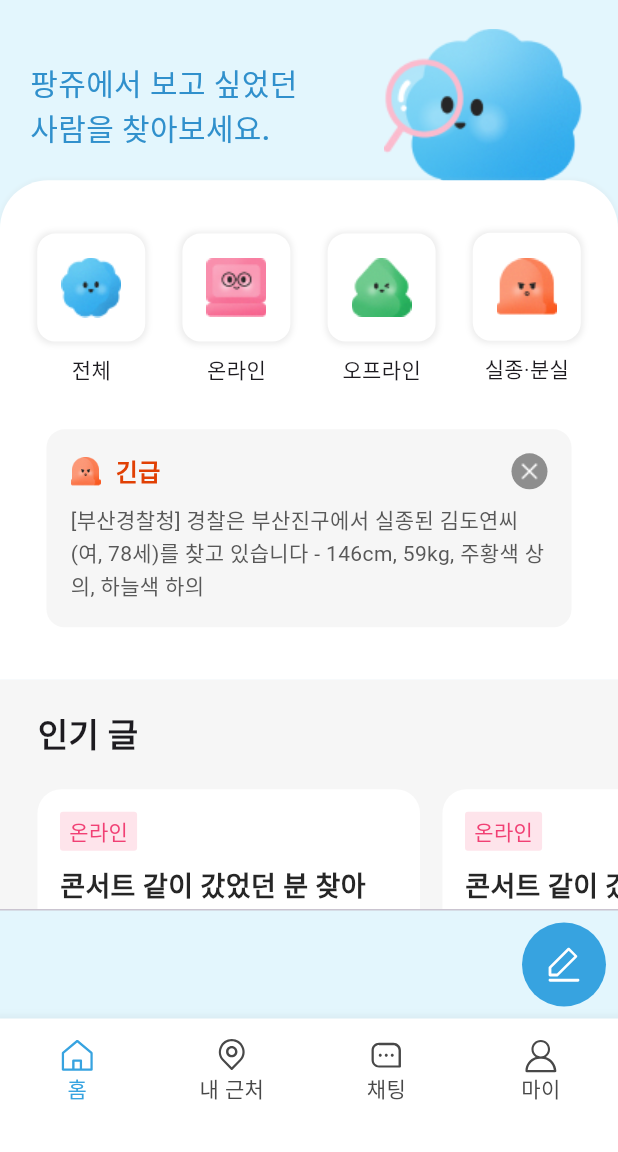
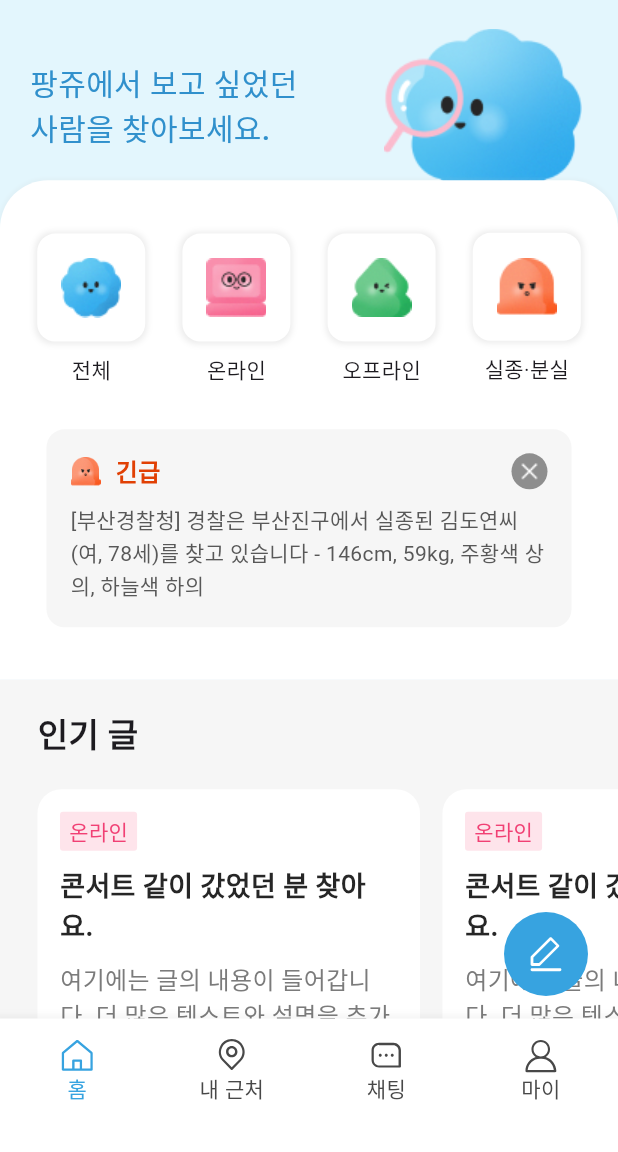
Before and after one commit to h2jinee/pangju, a Flutter app: the screen it shows after launch, on a phone screen of 412 x 824 dp, the part 84-1236 px from its top. Run offline on Flutter 3.47's test engine with Material 3 defaults, Android fonts, the phone set to English and light mode, and no system bars; our stand-ins replace flutter_svg, shared_preferences; network calls fail; Roboto replaces fonts that are missing (Pretendard).

Commit message:
hotfix/글쓰기 버튼 오류 수정

```diff
--- a/lib/screens/home/home_screen.dart
+++ b/lib/screens/home/home_screen.dart
@@ -1,5 +1,4 @@
 import 'dart:convert';
-
 import 'package:flutter/material.dart';
 import 'package:flutter_svg/flutter_svg.dart';
 import 'package:http/http.dart' as http;
@@ -49,7 +48,7 @@ class _HomePageState extends State<HomePage> {
       // 사용자 이름과 비밀번호를 Base64로 인코딩
       String username = 'user'; // 기본 사용자 이름
       String password =
-          'dac60633-4109-4b96-93c8-d4ae8b03ec92'; // Postman에서 사용한 비밀번호
+          '1f967faa-052a-445d-accb-faa26c424b3e'; // Postman에서 사용한 비밀번호
       String basicAuth =
           'Basic ${base64Encode(utf8.encode('$username:$password'))}';
 
@@ -163,7 +162,9 @@ class _HomePageState extends State<HomePage> {
     return Scaffold(
       backgroundColor: const Color(0xFFE3F6FD), // 배경 색상 설정
       body: SafeArea(
-        child: SingleChildScrollView(
+        child: Stack(
+          children: [
+            SingleChildScrollView(
               controller: _scrollController,
               child: Column(
                 children: [
@@ -177,7 +178,8 @@ class _HomePageState extends State<HomePage> {
                             Expanded(
                               flex: 1,
                               child: Padding(
-                            padding: const EdgeInsets.only(top: 0, left: 20),
+                                padding:
+                                    const EdgeInsets.only(top: 0, left: 20),
                                 child: Column(
                                   crossAxisAlignment: CrossAxisAlignment.start,
                                   children: [
@@ -287,7 +289,8 @@ class _HomePageState extends State<HomePage> {
                             Container(
                               width: 350,
                               padding: const EdgeInsets.all(16),
-                          margin: const EdgeInsets.only(top: 30, bottom: 10),
+                              margin:
+                                  const EdgeInsets.only(top: 30, bottom: 10),
                               decoration: BoxDecoration(
                                 color: const Color(0xFFF6F6F6),
                                 borderRadius: BorderRadius.circular(12),
@@ -323,8 +326,8 @@ class _HomePageState extends State<HomePage> {
                                           width: 24,
                                           height: 24,
                                           decoration: const BoxDecoration(
-                                        color:
-                                            Color(0x80262626), // 투명도 50% 추가된 색상
+                                            color: Color(
+                                                0x80262626), // 투명도 50% 추가된 색상
                                             shape: BoxShape.circle, // 동그라미 모양
                                           ),
                                           child: Center(
@@ -385,8 +388,11 @@ class _HomePageState extends State<HomePage> {
                               return Container(
                                 width: 255,
                                 margin: EdgeInsets.only(
-                              left: index == 0 ? 25 : 15, // 첫 번째 아이템에는 왼쪽 패딩 유지
-                              right: index == 9 ? 25 : 0, // 마지막 아이템에 오른쪽 패딩 추가
+                                  left: index == 0
+                                      ? 25
+                                      : 15, // 첫 번째 아이템에는 왼쪽 패딩 유지
+                                  right:
+                                      index == 9 ? 25 : 0, // 마지막 아이템에 오른쪽 패딩 추가
                                   top: 20,
                                 ),
                                 decoration: BoxDecoration(
@@ -404,7 +410,8 @@ class _HomePageState extends State<HomePage> {
                                 child: Padding(
                                   padding: const EdgeInsets.all(15),
                                   child: Column(
-                                crossAxisAlignment: CrossAxisAlignment.start,
+                                    crossAxisAlignment:
+                                        CrossAxisAlignment.start,
                                     children: [
                                       Container(
                                         padding: const EdgeInsets.symmetric(
@@ -412,8 +419,10 @@ class _HomePageState extends State<HomePage> {
                                           vertical: 3,
                                         ),
                                         decoration: BoxDecoration(
-                                      color: const Color(0xFFFEE4EB), // 박스 색상
-                                      borderRadius: BorderRadius.circular(2),
+                                          color:
+                                              const Color(0xFFFEE4EB), // 박스 색상
+                                          borderRadius:
+                                              BorderRadius.circular(2),
                                         ),
                                         child: const Text(
                                           '온라인',
@@ -424,7 +433,8 @@ class _HomePageState extends State<HomePage> {
                                         ),
                                       ),
                                       const Padding(
-                                    padding: EdgeInsets.symmetric(vertical: 10),
+                                        padding:
+                                            EdgeInsets.symmetric(vertical: 10),
                                         child: Text(
                                           '콘서트 같이 갔었던 분 찾아요.',
                                           style: TextStyle(
@@ -547,7 +557,8 @@ class _HomePageState extends State<HomePage> {
                             return GestureDetector(
                               onTap: () => _onCategoryTap(index),
                               child: CategoryBox(
-                            iconPath: categoryData[index]['iconPath'] as String,
+                                iconPath:
+                                    categoryData[index]['iconPath'] as String,
                                 text: categoryData[index]['text'] as String,
                                 backgroundColor: isSelected
                                     ? const Color(0xFF37A3E0)
@@ -585,12 +596,14 @@ class _HomePageState extends State<HomePage> {
                                 children: [
                                   Expanded(
                                     child: Column(
-                                  crossAxisAlignment: CrossAxisAlignment.start,
+                                      crossAxisAlignment:
+                                          CrossAxisAlignment.start,
                                       children: [
                                         Row(
                                           children: [
                                             Container(
-                                          padding: const EdgeInsets.symmetric(
+                                              padding:
+                                                  const EdgeInsets.symmetric(
                                                 horizontal: 6,
                                                 vertical: 3,
                                               ),
@@ -604,7 +617,8 @@ class _HomePageState extends State<HomePage> {
                                               child: Text(
                                                 item['mainCategory'],
                                                 style: TextStyle(
-                                              color: _getMainCategoryTextColor(
+                                                  color:
+                                                      _getMainCategoryTextColor(
                                                           item['mainCategory']),
                                                   fontSize: 14,
                                                   fontWeight: FontWeight.w500,
@@ -613,7 +627,8 @@ class _HomePageState extends State<HomePage> {
                                             ),
                                             const SizedBox(width: 8),
                                             Container(
-                                          padding: const EdgeInsets.symmetric(
+                                              padding:
+                                                  const EdgeInsets.symmetric(
                                                 horizontal: 6,
                                                 vertical: 3,
                                               ),
@@ -661,14 +676,15 @@ class _HomePageState extends State<HomePage> {
                                               'assets/images/icons/heart.svg',
                                               width: 24,
                                               height: 24,
-                                          colorFilter: const ColorFilter.mode(
+                                              colorFilter:
+                                                  const ColorFilter.mode(
                                                 Color(0xFFA5A5A5),
                                                 BlendMode.srcIn,
                                               ),
                                             ),
                                             Padding(
-                                          padding:
-                                              const EdgeInsets.only(left: 3),
+                                              padding: const EdgeInsets.only(
+                                                  left: 3),
                                               child: Text(
                                                 '${item['heartCount']}',
                                                 style: const TextStyle(
@@ -683,14 +699,15 @@ class _HomePageState extends State<HomePage> {
                                               'assets/images/icons/chat.svg',
                                               width: 24,
                                               height: 24,
-                                          colorFilter: const ColorFilter.mode(
+                                              colorFilter:
+                                                  const ColorFilter.mode(
                                                 Color(0xFFA5A5A5),
                                                 BlendMode.srcIn,
                                               ),
                                             ),
                                             Padding(
-                                          padding:
-                                              const EdgeInsets.only(left: 3),
+                                              padding: const EdgeInsets.only(
+                                                  left: 3),
                                               child: Text(
                                                 '${item['chatCount']}',
                                                 style: const TextStyle(
@@ -735,9 +752,34 @@ class _HomePageState extends State<HomePage> {
                 ],
               ),
             ),
+            Positioned(
+              bottom: 15, // 하단 바보다 살짝 위로
+              right: 20, // 오른쪽에 배치
+              child: FloatingActionButton(
+                onPressed: () {
+                  print('글쓰기 버튼이 눌렸습니다');
+                  Navigator.push(
+                    context,
+                    MaterialPageRoute(builder: (context) => const WritePage()),
+                  );
+                },
+                backgroundColor: const Color(0xFF37A3E0),
+                shape: const CircleBorder(),
+                elevation: 0,
+                child: SvgPicture.asset(
+                  'assets/images/icons/write.svg',
+                  width: 28,
+                  height: 28,
+                  colorFilter: const ColorFilter.mode(
+                    Colors.white,
+                    BlendMode.srcIn,
                   ),
-
-      // 하단 홈 화면
+                ),
+              ),
+            ),
+          ],
+        ),
+      ),
       bottomNavigationBar: BottomNavigationBar(
         type: BottomNavigationBarType.fixed,
         backgroundColor: Colors.white,
@@ -880,31 +922,6 @@ class _HomePageState extends State<HomePage> {
           ),
         ],
       ),
-      persistentFooterButtons: [
-        Container(
-          child: FloatingActionButton(
-            onPressed: () {
-              print('글쓰기 버튼이 눌렸습니다'); // 로그 추가
-              Navigator.push(
-                context,
-                MaterialPageRoute(builder: (context) => const WritePage()),
-              ); // 페이지 이동
-            },
-            backgroundColor: const Color(0xFF37A3E0),
-            shape: const CircleBorder(),
-            elevation: 0,
-            child: SvgPicture.asset(
-              'assets/images/icons/write.svg',
-              width: 28,
-              height: 28,
-              colorFilter: const ColorFilter.mode(
-                Colors.white,
-                BlendMode.srcIn,
-              ),
-            ), // 동그라미 모양으로 변경
-          ),
-        ),
-      ],
     );
   }
 }
```
Also changed, not shown: pubspec.lock, 1 other file. Lines whose indentation alone changed are shown as unchanged.
